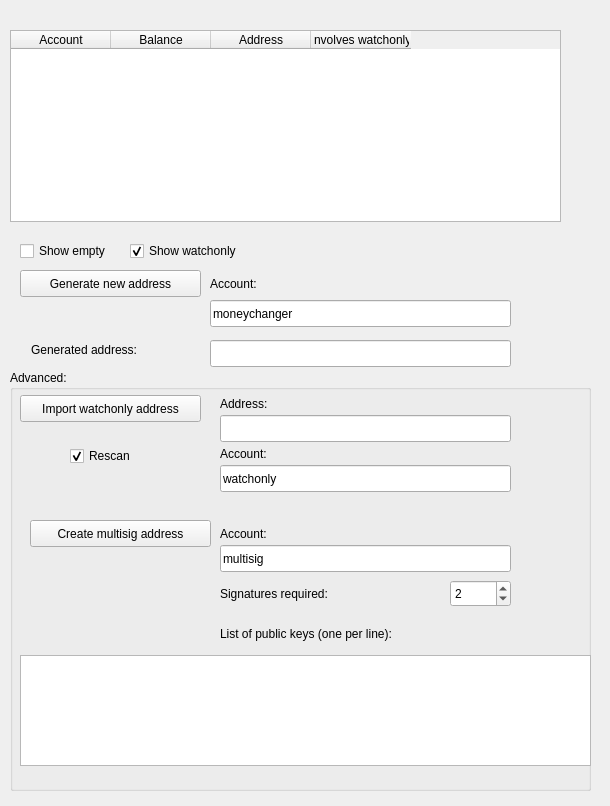
Before: the Qt Designer form src/gui/widgets/btcreceivedlg.ui in Open-Transactions/Moneychanger, drawn with Qt 5.
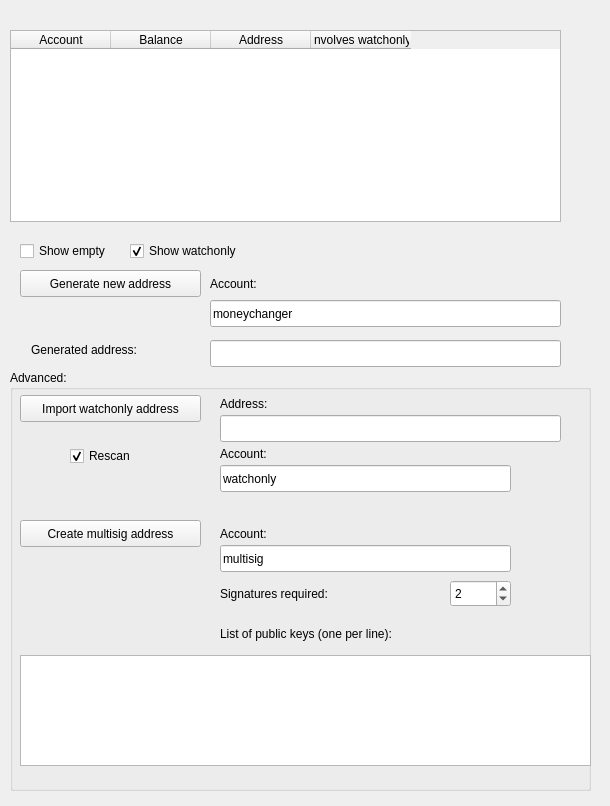
After: the same form once the commit is applied.

The edit to the form file:
```diff
--- a/src/gui/widgets/btcreceivedlg.ui
+++ b/src/gui/widgets/btcreceivedlg.ui
@@ -155,7 +155,7 @@
    <widget class="QPushButton" name="buttonCreateMultisig">
     <property name="geometry">
      <rect>
-      <x>20</x>
+      <x>10</x>
       <y>150</y>
       <width>181</width>
       <height>27</height>
@@ -173,7 +173,7 @@
      <rect>
       <x>210</x>
       <y>45</y>
-      <width>291</width>
+      <width>341</width>
       <height>27</height>
      </rect>
     </property>
@@ -291,7 +291,7 @@
     <rect>
      <x>210</x>
      <y>300</y>
-     <width>301</width>
+     <width>351</width>
      <height>27</height>
     </rect>
    </property>
@@ -317,7 +317,7 @@
     <rect>
      <x>210</x>
      <y>340</y>
-     <width>301</width>
+     <width>351</width>
      <height>27</height>
     </rect>
    </property>
```
